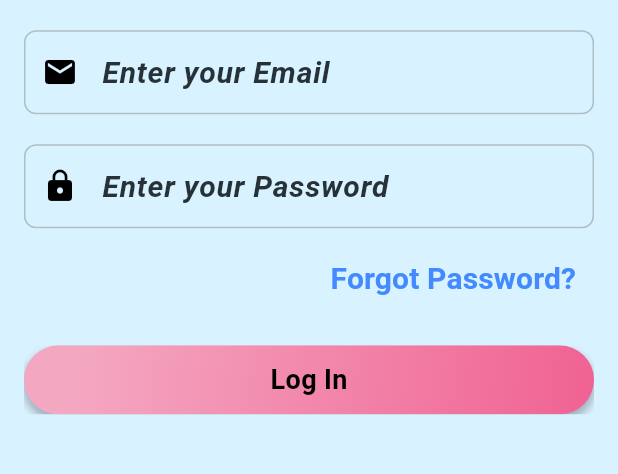
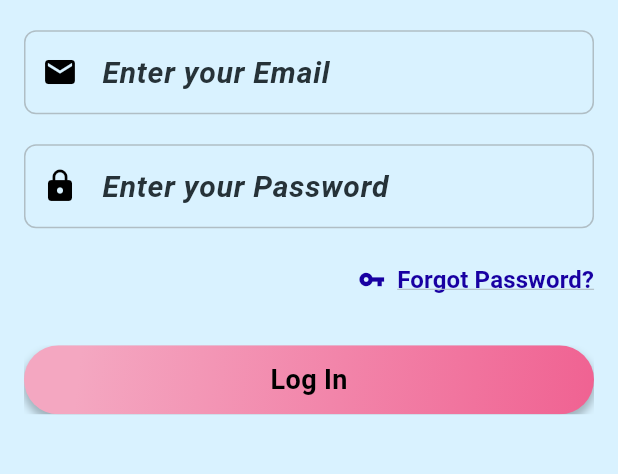
Before and after one commit to Ghaidaaazzam/finalproject, a Flutter app: the screen it shows after launch, after a tap on an icon or button, on a phone screen of 412 x 824 dp, the part 586-1060 px from its top. Run offline on Flutter 3.47's test engine with Material 3 defaults, Android fonts, the phone set to English and light mode, and no system bars.

Commit message:
improves the design

```diff
--- a/lib/LogInPage.dart
+++ b/lib/LogInPage.dart
@@ -13,26 +13,33 @@ class MyApp extends StatelessWidget {
   }
 }
 
-class LoginPage extends StatelessWidget {
+class LoginPage extends StatefulWidget {
   @override
-  Widget build(BuildContext context) {
+  _LoginPageState createState() => _LoginPageState();
+}
+
+class _LoginPageState extends State<LoginPage> {
   // Define a common text style
   TextStyle commonTextStyle = TextStyle(
-      color: Colors.blueGrey[900], // Darker shade of blue-grey for text
-      fontSize: 20, // Increased font size for better readability
-      fontWeight: FontWeight.w600, // Semi-bold weight
-      fontStyle: FontStyle.italic, // Italic style for a creative touch
+    color: Colors.blueGrey[900],
+    fontSize: 20,
+    fontWeight: FontWeight.w600,
+    fontStyle: FontStyle.italic,
   );
 
   // Define a common border style
   OutlineInputBorder commonBorder = OutlineInputBorder(
     borderRadius: BorderRadius.circular(8),
-      borderSide: BorderSide(color: Colors.black), // Set border color to black
+    borderSide: BorderSide(color: Colors.black),
   );
 
+  // Define the forgot password button color
+  Color _forgotPasswordButtonColor = Color.fromARGB(255, 24, 0, 162)!;
+
+  @override
+  Widget build(BuildContext context) {
     return Scaffold(
-      backgroundColor:
-          Color.fromARGB(255, 217, 242, 255), // Set background color
+      backgroundColor: Color.fromARGB(255, 217, 242, 255),
       body: Center(
         child: Padding(
           padding: const EdgeInsets.all(16.0),
@@ -45,9 +52,8 @@ class LoginPage extends StatelessWidget {
                 decoration: InputDecoration(
                   labelText: 'Enter your Email',
                   labelStyle: commonTextStyle,
-                  border: commonBorder, // Apply common border style
-                  prefixIcon: Icon(Icons.email,
-                      color: Colors.black), // Icon color set to black
+                  border: commonBorder,
+                  prefixIcon: Icon(Icons.email, color: Colors.black),
                 ),
               ),
               SizedBox(height: 20),
@@ -55,27 +61,31 @@ class LoginPage extends StatelessWidget {
                 decoration: InputDecoration(
                   labelText: 'Enter your Password',
                   labelStyle: commonTextStyle,
-                  border: commonBorder, // Apply common border style
-                  prefixIcon: Icon(Icons.lock,
-                      color: Colors.black), // Icon color set to black
+                  border: commonBorder,
+                  prefixIcon: Icon(Icons.lock, color: Colors.black),
                 ),
                 obscureText: true,
               ),
               SizedBox(height: 10),
               Align(
                 alignment: Alignment.centerRight,
-                child: TextButton(
+                child: TextButton.icon(
+                  icon: Icon(Icons.vpn_key,
+                      color: _forgotPasswordButtonColor), // Added icon
+                  label: Text(
+                    'Forgot Password?',
+                    style: TextStyle(
+                      decoration: TextDecoration.underline,
+                      color: _forgotPasswordButtonColor,
+                      fontSize: 16,
+                      fontWeight: FontWeight.bold,
+                    ),
+                  ),
                   onPressed: () {
                     // Handle forgot password
                   },
-                  child: Text(
-                    'Forgot Password?',
-                    style: commonTextStyle.copyWith(
-                      color:
-                          Colors.blueAccent, // Blue accent color for the button
-                      fontStyle:
-                          FontStyle.normal, // Normal font style for the button
-                    ),
+                  style: TextButton.styleFrom(
+                    padding: EdgeInsets.zero,
                   ),
                 ),
               ),
@@ -114,7 +124,7 @@ class LoginPage extends StatelessWidget {
                         'Log In',
                         style: TextStyle(
                           fontSize: 18,
-                          color: Colors.black, // Text color set to black
+                          color: Colors.black,
                           fontWeight: FontWeight.bold,
                         ),
                       ),
```
Lines whose indentation alone changed are shown as unchanged.
